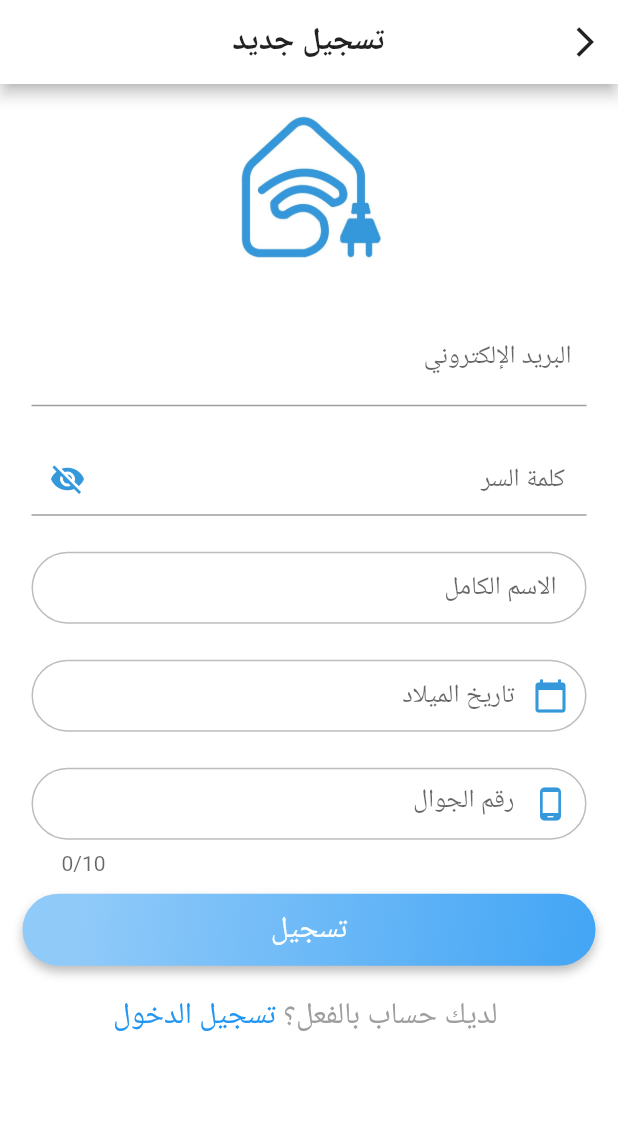
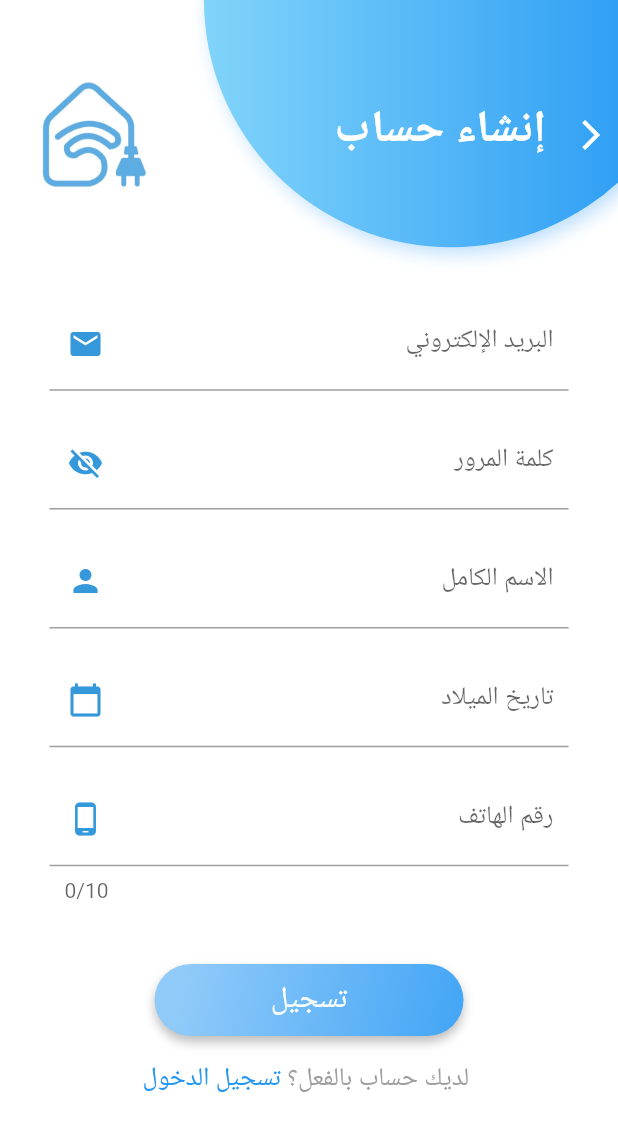
Before and after one commit to reemswe/rashd, a Flutter app: the register screen opened by its route, on a phone screen of 412 x 824 dp. Shown: the top 1131 px of the screen. Run offline on Flutter 3.47's test engine with Material 2 defaults, Android fonts, the light colour scheme and no system bars; our stand-ins replace bottom_navy_bar, cloud_firestore, email_validator, firebase_auth, firebase_core, firebase_storage and 6 more; missing offline and left inert: flutter_share; accounts and stored records are empty; project files that could hold a hidden picture were left out.

Commit message:
update register ui

```diff
--- a/lib/Registration/register.dart
+++ b/lib/Registration/register.dart
@@ -50,17 +50,45 @@ void clearForm() {
 class _registerState extends State<register> {
   @override
   Widget build(BuildContext context) {
+    final double height = MediaQuery.of(context).size.height;
+    final double width = MediaQuery.of(context).size.width;
+
     return Scaffold(
-      appBar: AppBar(
-        backgroundColor: const Color(0xFFFFFFFF),
-        foregroundColor: Colors.black87,
-        centerTitle: true,
-        title: const Text(
-          'تسجيل جديد',
+      resizeToAvoidBottomInset: false,
+      body: Column(children: [
+        Row(mainAxisAlignment: MainAxisAlignment.spaceBetween, children: [
+          Container(
+            height: height * 0.22,
+            width: width * 0.75,
+            child: Stack(children: [
+              Positioned(
+                bottom: height * 0,
+                top: height * -0.22,
+                left: width * 0.08,
+                child: Container(
+                  width: width * 0.8,
+                  decoration: BoxDecoration(
+                      shape: BoxShape.circle,
+                      gradient: LinearGradient(
+                          colors: [Colors.lightBlue.shade200, Colors.blue]),
+                      boxShadow: [
+                        BoxShadow(
+                            color: Colors.blue.shade100,
+                            offset: const Offset(4.0, 4.0),
+                            blurRadius: 10.0)
+                      ]),
                 ),
-
-        leading: IconButton(
+              ),
+              Positioned(
+                top: height * 0.08,
+                right: width * 0.00,
+                bottom: 0,
+                child: Row(
+                    crossAxisAlignment: CrossAxisAlignment.start,
+                    children: [
+                      IconButton(
                         icon: const Icon(
+                          color: Colors.white,
                           Icons.arrow_back_ios,
                         ),
                         onPressed: () {
@@ -68,10 +96,31 @@ class _registerState extends State<register> {
                           Navigator.of(context).pop();
                         },
                       ),
-
-        // elevation: 15,
+                      const Text(
+                        "إنشاء حساب",
+                        style: TextStyle(
+                            color: Colors.white,
+                            fontSize: 30.0,
+                            fontWeight: FontWeight.w800), // Textstyle
                       ),
-      body: registerForm(),
+                    ]),
+              ),
+            ]),
+          ),
+          Padding(
+            padding: EdgeInsets.only(left: width * 0.05),
+            child: Opacity(
+              opacity: 0.8,
+              child: (Image.asset(
+                'assets/images/logo.jpg',
+                height: height * 0.09,
+                width: width * 0.2,
+              )),
+            ),
+          ),
+        ]),
+        registerForm(),
+      ]),
     );
   }
 }
@@ -126,45 +175,34 @@ class registerFormState extends State<registerForm> {
     final key = new GlobalKey();
 
     TextStyle defaultStyle =
-        const TextStyle(color: Colors.grey, fontSize: 20.0);
-    TextStyle linkStyle = const TextStyle(color: Colors.blue);
+        const TextStyle(color: Colors.grey, fontSize: 17.0);
+    TextStyle linkStyle = const TextStyle(color: Colors.blue, fontSize: 17.0);
+
     return Form(
       key: _formKey,
       child: Padding(
-        padding: const EdgeInsets.only(top: 0, left: 15, right: 15, bottom: 15),
-        child: ListView(children: <Widget>[
-          const SizedBox(
-            height: 20,
-          ),
-          Image.asset(
-            'assets/images/logo.jpg',
-            height: 100,
-            width: 100,
-          ),
-          const SizedBox(
-            height: 20,
-          ),
+        padding: EdgeInsets.only(
+            top: 0, left: width * 0.08, right: width * 0.08, bottom: 0),
+        child: Column(children: [
+          SizedBox(height: height * 0.02),
           //Email
-          Container(
-              padding: const EdgeInsets.fromLTRB(6, 12, 6, 12),
-              child: TextFormField(
-                textAlign: TextAlign.right,
+          TextFormField(
             controller: emailController,
-                decoration: InputDecoration(
+            decoration: const InputDecoration(
                 labelText: 'البريد الإلكتروني',
-                ),
-                autovalidateMode: AutovalidateMode.onUserInteraction,
+                suffixIcon: Icon(
+                  Icons.mail,
+                  color: Color.fromRGBO(53, 152, 219, 1),
+                )),
             validator: (email) {
-                  if (email != null &&
-                      !EmailValidator.validate(email) &&
-                      (email.trim()).isEmpty) {
-                    return "الرجاء إدخال البريد الإلكتروني";
+              if (email != null && (email.trim()).isEmpty) {
+                return "الرجاء إدخال البريد الإلكتروني.";
               } else if (invalidEmail) {
                 return emailErrorMessage;
               }
             },
-              )),
-
+          ),
+          SizedBox(height: height * 0.02),
           //Password
           Stack(
             children: [
@@ -174,98 +212,74 @@ class registerFormState extends State<registerForm> {
                 child: Tooltip(
                   key: key,
                   message:
-                      'كلمة السر يجب أن تكون من ٨ خانات على الاقل، وتحتوي على:\n- حرف صغير باللغة الانجليزية.\n- حرف كبير باللغة الانجليزية.\n- رقم.',
+                      'كلمة المرور يجب أن تكون من ٨ خانات على الاقل، وتحتوي على:\n- حرف صغير باللغة الانجليزية.\n- حرف كبير باللغة الانجليزية.\n- رقم.',
                   triggerMode: TooltipTriggerMode.manual,
                 ),
               ),
-              Container(
-                  padding: const EdgeInsets.fromLTRB(6, 12, 6, 12),
-                  child: TextFormField(
+              TextFormField(
                 onTap: () {
                   final dynamic tooltip = key.currentState;
-
                   tooltip.ensureTooltipVisible();
                 },
-                    textAlign: TextAlign.right,
                 controller: passwordController,
                 obscureText: !_passwordVisible,
                 decoration: InputDecoration(
-                      hintText: ' كلمة السر',
+                  labelText: 'كلمة المرور',
                   suffixIcon: IconButton(
                     icon: Icon(
-                          // Based on passwordVisible state choose the icon
                       _passwordVisible
                           ? Icons.visibility
                           : Icons.visibility_off,
                       color: const Color.fromRGBO(53, 152, 219, 1),
                     ),
                     onPressed: () {
-                          // Update the state i.e. toogle the state of passwordVisible variable
                       setState(() {
                         _passwordVisible = !_passwordVisible;
                       });
                     },
                   ),
                 ),
-                    autovalidateMode: AutovalidateMode.onUserInteraction,
+                // autovalidateMode: AutovalidateMode.onUserInteraction,
                 validator: (value) {
-                      // Wedd's Code for password
                   password = value.toString();
                   RegExp Upper = RegExp(r"(?=.*[A-Z])");
+                  RegExp Lower = RegExp(r"(?=.*[a-z])");
                   RegExp digit = RegExp(r"(?=.*[0-9])");
                   if (value == null || value.isEmpty) {
-                        return "الرجاء إدخال كلمة المرور";
+                    return "الرجاء إدخال كلمة المرور.";
                   } else if (value.length < 7) {
-                        return "كلمة المرور يجب أن تكون ٨ احرف على الاقل"; //ود موجودة ؟
+                    return "كلمة المرور يجب أن تكون من ٨ خانات على الاقل."; //ود موجودة ؟
                   } else if (!Upper.hasMatch(value)) {
-                        return "Password should contain an Upper case";
+                    return "حرف كبير باللغة الانجليزية.";
+                  } else if (!Lower.hasMatch(value)) {
+                    return "حرف صغير باللغة الانجليزية.";
                   } else if (!digit.hasMatch(value)) {
-                        return " كلمة المرور يجب أن تحتوي على رقم";
+                    return "كلمة المرور يجب أن تحتوي على رقم.";
                   } else {
                     return null;
                   }
                 },
-                  )),
+              ),
             ],
           ),
-
-          Container(
-              padding: const EdgeInsets.fromLTRB(6, 12, 6, 12),
-              child: TextFormField(
-                // maxLength: 20,
-                textAlign: TextAlign.right,
+          SizedBox(height: height * 0.02),
+          TextFormField(
             controller: fullNameController,
-                decoration: InputDecoration(
-                  hintText: 'الاسم الكامل',
-                  contentPadding: const EdgeInsets.fromLTRB(20, 10, 20, 10),
-                  focusedBorder: OutlineInputBorder(
-                      borderRadius: BorderRadius.circular(100.0),
-                      borderSide: const BorderSide(color: Colors.grey)),
-                  enabledBorder: OutlineInputBorder(
-                      borderRadius: BorderRadius.circular(100.0),
-                      borderSide: BorderSide(color: Colors.grey.shade400)),
-                  errorBorder: OutlineInputBorder(
-                      borderRadius: BorderRadius.circular(100.0),
-                      borderSide:
-                          const BorderSide(color: Colors.red, width: 2.0)),
-                  focusedErrorBorder: OutlineInputBorder(
-                      borderRadius: BorderRadius.circular(100.0),
-                      borderSide:
-                          const BorderSide(color: Colors.red, width: 2.0)),
-                ),
+            decoration: const InputDecoration(
+                labelText: 'الاسم الكامل',
+                suffixIcon: Icon(
+                  Icons.person,
+                  color: Color.fromRGBO(53, 152, 219, 1),
+                )),
             validator: (value) {
-                  if (value == null ||
-                      value.isEmpty ||
-                      (value.trim()).isEmpty) {
-                    return 'الرجاء ادخال الاسم الكامل';
+              if (value == null || value.isEmpty || (value.trim()).isEmpty) {
+                return 'الرجاء إدخال الاسم الكامل.';
               }
               return null;
             },
-              )),
-          Container(
-            padding: const EdgeInsets.fromLTRB(6, 12, 6, 12),
-            child: TextFormField(
-              textAlign: TextAlign.right,
+          ),
+          SizedBox(height: height * 0.02),
+          TextFormField(
             readOnly: true,
             controller: DOBController,
             onTap: () {
@@ -274,86 +288,51 @@ class registerFormState extends State<registerForm> {
               bDay = getDate();
               // DOBController.text = globals.bDay;
             },
-              decoration: InputDecoration(
-                hintText: 'تاريخ الميلاد',
-                contentPadding: const EdgeInsets.fromLTRB(20, 10, 20, 10),
-                focusedBorder: OutlineInputBorder(
-                    borderRadius: BorderRadius.circular(100.0),
-                    borderSide: const BorderSide(color: Colors.grey)),
-                enabledBorder: OutlineInputBorder(
-                    borderRadius: BorderRadius.circular(100.0),
-                    borderSide: BorderSide(color: Colors.grey.shade400)),
-                errorBorder: OutlineInputBorder(
-                    borderRadius: BorderRadius.circular(100.0),
-                    borderSide:
-                        const BorderSide(color: Colors.red, width: 2.0)),
-                focusedErrorBorder: OutlineInputBorder(
-                    borderRadius: BorderRadius.circular(100.0),
-                    borderSide:
-                        const BorderSide(color: Colors.red, width: 2.0)),
-                prefixIcon: const Icon(
+            decoration: const InputDecoration(
+              labelText: 'تاريخ الميلاد',
+              suffixIcon: Icon(
                 Icons.calendar_today,
                 color: Color.fromRGBO(53, 152, 219, 1),
               ),
             ),
             validator: (value) {
               if (value == null || value.isEmpty || (value.trim()).isEmpty) {
-                  return 'الرجاء اختيار تاريخ الميلاد';
+                return 'الرجاء اختيار تاريخ الميلاد.';
               }
             },
           ),
-          ),
-          Container(
-              padding: const EdgeInsets.fromLTRB(6, 12, 6, 12),
-              child: TextFormField(
+          SizedBox(height: height * 0.02),
+          TextFormField(
             keyboardType: TextInputType.number,
             inputFormatters: <TextInputFormatter>[
               FilteringTextInputFormatter.digitsOnly
             ],
             maxLength: 10,
-                textAlign: TextAlign.right,
             controller: PhoneNumController,
-                decoration: InputDecoration(
-                  // hintText: 'رقم الجوال',
-                  labelText: 'رقم الجوال', hintText: '05XXXXXXXX',
-                  contentPadding: const EdgeInsets.fromLTRB(20, 10, 20, 10),
-                  focusedBorder: OutlineInputBorder(
-                      borderRadius: BorderRadius.circular(100.0),
-                      borderSide: const BorderSide(color: Colors.grey)),
-                  enabledBorder: OutlineInputBorder(
-                      borderRadius: BorderRadius.circular(100.0),
-                      borderSide: BorderSide(color: Colors.grey.shade400)),
-                  errorBorder: OutlineInputBorder(
-                      borderRadius: BorderRadius.circular(100.0),
-                      borderSide:
-                          const BorderSide(color: Colors.red, width: 2.0)),
-                  focusedErrorBorder: OutlineInputBorder(
-                      borderRadius: BorderRadius.circular(100.0),
-                      borderSide:
-                          const BorderSide(color: Colors.red, width: 2.0)),
-                  prefixIcon: const Icon(
+            decoration: const InputDecoration(
+              labelText: 'رقم الهاتف',
+              hintText: '05XXXXXXXX',
+              suffixIcon: Icon(
                 Icons.phone_android,
                 color: Color.fromRGBO(53, 152, 219, 1),
               ),
             ),
             validator: (value) {
-                  if (value == null ||
-                      value.isEmpty ||
-                      (value.trim()).isEmpty) {
-                    return 'الرجاء ادخال رقم الجوال';
+              if (value == null || value.isEmpty || (value.trim()).isEmpty) {
+                return 'الرجاء إدخال رقم الهاتف.';
               } else {
-                    if (value.length > 10 || value.length < 3) {
-                      return 'الرجاء ادخال رقم جوال ';
+                if (value.length != 10) {
+                  return 'الرجاء إدخال رقم هاتف صالح.';
                 }
                 if (invalidPhone) return phoneErrorMessage;
               }
               return null;
             },
-              )),
-
+          ),
+          SizedBox(height: height * 0.05),
           //button
           Container(
-              width: width * 0.9,
+              width: width * 0.5,
               decoration: BoxDecoration(
                 boxShadow: const [
                   BoxShadow(
@@ -380,17 +359,8 @@ class registerFormState extends State<registerForm> {
                   if ((_formKey.currentState!.validate())) {
                     if (await checkEmail() && await isDuplicatePhoneNum()) {
                       await signUp();
-                      // if (await checkPhoneNum()) {
-                      //   //   await signUp();
-                      // }
                     }
                   }
-
-                  // if (await checkPhoneNum()) {
-                  //   if ((_formKey.currentState!.validate())) {
-                  //     if (await checkEmail()) await signUp();
-                  //   }
-                  // }
                 },
                 child: const Text('تسجيل'),
                 style: ElevatedButton.styleFrom(
@@ -399,9 +369,7 @@ class registerFormState extends State<registerForm> {
                   ),
                 ),
               )),
-          const SizedBox(
-            height: 20,
-          ),
+          SizedBox(height: height * 0.02),
           Center(
               child: RichText(
             text: TextSpan(
@@ -427,7 +395,7 @@ class registerFormState extends State<registerForm> {
     );
   }
 
-//this function checks if uniqueName already exists
+//this function checks if phone number already exists
 //Returns true if phone number is not in use.
   Future<bool> isDuplicatePhoneNum() async {
     QuerySnapshot query = await FirebaseFirestore.instance
@@ -436,7 +404,8 @@ class registerFormState extends State<registerForm> {
         .get();
     if (query.docs.isNotEmpty) {
       invalidPhone = true;
-      phoneErrorMessage = 'رقم الجوال قد سجل به، الرجاء ادخال رقم آخر';
+      phoneErrorMessage =
+          'رقم الهاتف تم التسجيل به سابقًا، الرجاء إدخال رقم آخر.';
     } else
       invalidPhone = false;
 
```
Also changed, not shown: lib/Registration/login.dart (+54 -62 lines), lib/profile.dart (+1 -22 lines). Lines whose indentation alone changed are shown as unchanged.
